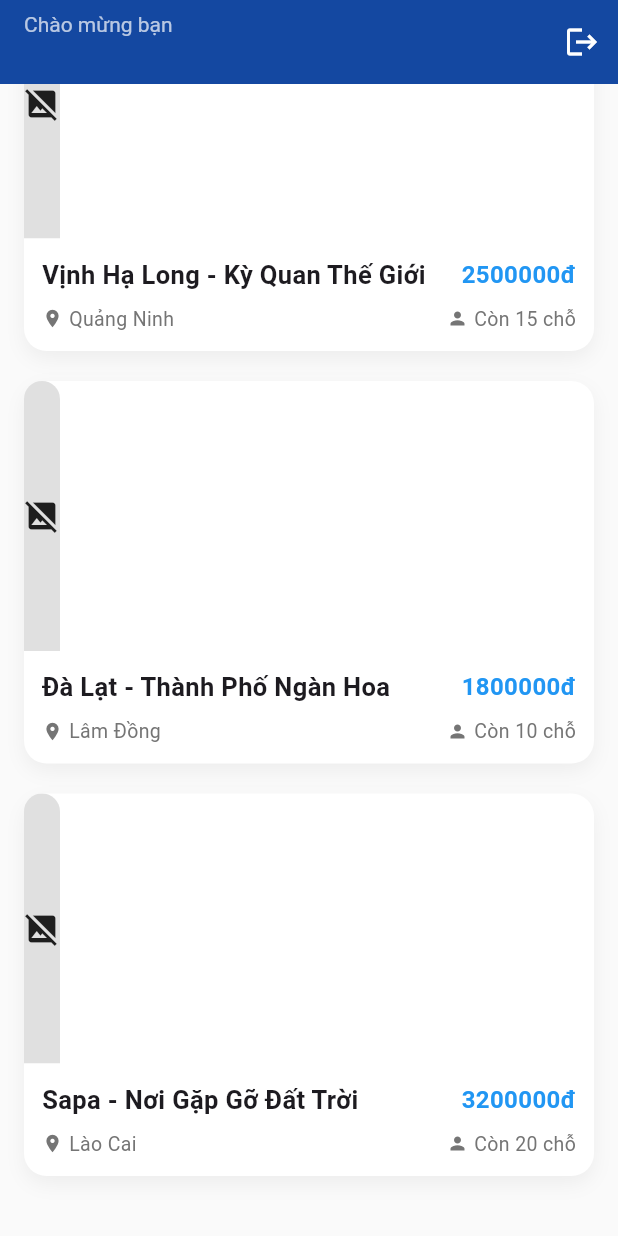
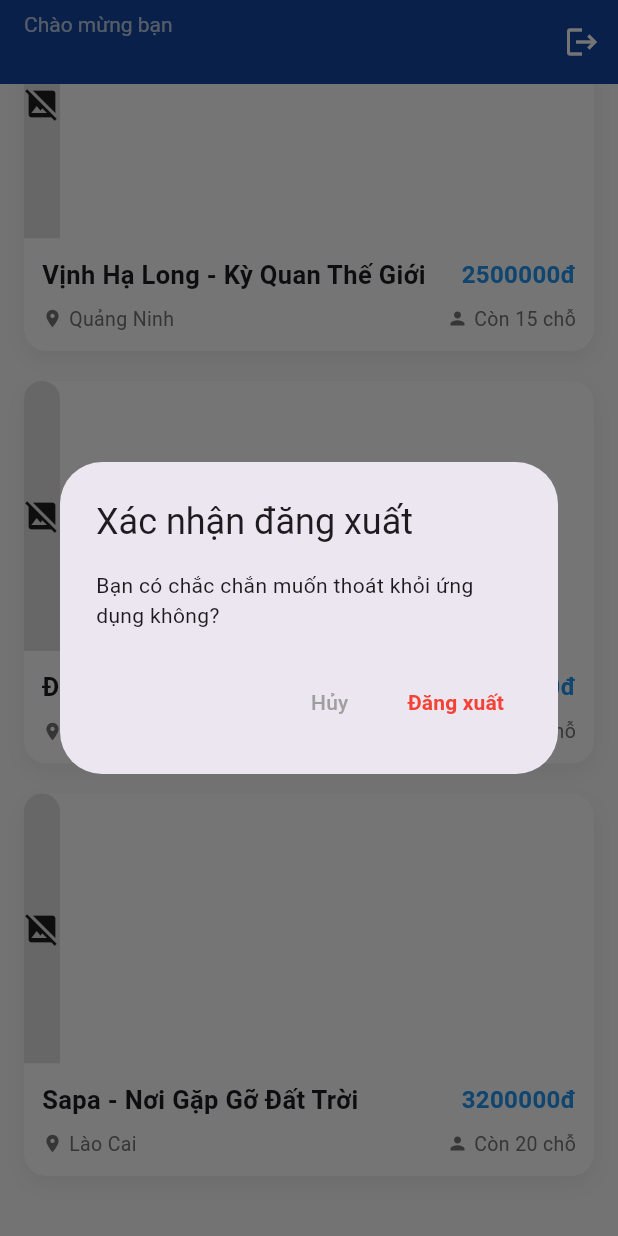
Before and after one commit to hieunguyenvan2855/Flutter-travel-tickets, a Flutter app: the screen it shows once a user with an empty profile is signed in, scrolled down 362 dp, after a tap on the "logout" icon, on a phone screen of 412 x 824 dp. Run offline on Flutter 3.47's test engine with Material 3 defaults, Android fonts, the phone set to English and light mode, and no system bars; our stand-ins replace carousel_slider, cloud_firestore, firebase_auth, firebase_core, image_picker, shared_preferences and 1 more; missing offline and left inert: cloudinary_public; accounts and stored records are empty; network calls fail.

Commit message:
update branch Nguyen and re-edit

```diff
--- a/lib/main.dart
+++ b/lib/main.dart
@@ -11,10 +11,13 @@ import 'firebase_options.dart';
 void main() async {
   WidgetsFlutterBinding.ensureInitialized();
 
-  // MỞ LẠI KẾT NỐI FIREBASE THỰC TẾ
+  try {
     await Firebase.initializeApp(
       options: DefaultFirebaseOptions.currentPlatform,
-  );
+    ).timeout(const Duration(seconds: 10)); // Tăng thời gian chờ khởi tạo
+  } catch (e) {
+    print("Firebase init error: $e");
+  }
 
   runApp(const MyApp());
 }
@@ -28,9 +31,11 @@ class MyApp extends StatelessWidget {
       providers: [
         Provider<AuthService>(create: (_) => AuthService()),
         Provider<DatabaseService>(create: (_) => DatabaseService()),
+        // Lắng nghe sự thay đổi của User từ Firebase
         StreamProvider<User?>(
           create: (context) => context.read<AuthService>().user,
           initialData: null,
+          catchError: (_, __) => null,
         ),
       ],
       child: MaterialApp(
@@ -51,12 +56,17 @@ class AuthWrapper extends StatelessWidget {
 
   @override
   Widget build(BuildContext context) {
-    final user = Provider.of<User?>(context);
-
+    // SỬ DỤNG CONSUMER ĐỂ THEO DÕI SÁT SAO TRẠNG THÁI LOGIN/LOGOUT
+    return Consumer<User?>(
+      builder: (context, user, child) {
         if (user != null) {
+          // Nếu có User -> Vào thẳng Home
           return const HomeScreen();
         } else {
+          // Nếu User là null (vừa Đăng xuất xong) -> Chuyển hướng ngay lập tức về Login
           return const LoginScreen();
         }
+      },
+    );
   }
 }
--- a/lib/views/home/home_screen.dart
+++ b/lib/views/home/home_screen.dart
@@ -19,6 +19,32 @@ class HomeScreen extends StatelessWidget {
     final authService = Provider.of<AuthService>(context);
     final dbService = Provider.of<DatabaseService>(context);
     final user = Provider.of<User?>(context);
+
+    // Hàm hiển thị Dialog xác nhận đăng xuất
+    void _showLogoutDialog(BuildContext context) {
+      showDialog(
+        context: context,
+        builder: (BuildContext context) {
+          return AlertDialog(
+            title: const Text('Xác nhận đăng xuất'),
+            content: const Text('Bạn có chắc chắn muốn thoát khỏi ứng dụng không?'),
+            actions: [
+              TextButton(
+                onPressed: () => Navigator.of(context).pop(), // Đóng dialog
+                child: const Text('Hủy', style: TextStyle(color: Colors.grey)),
+              ),
+              TextButton(
+                onPressed: () async {
+                  Navigator.of(context).pop(); // Đóng dialog
+                  await authService.signOut(); // Thực hiện đăng xuất
+                },
+                child: const Text('Đăng xuất', style: TextStyle(color: Colors.red, fontWeight: FontWeight.bold)),
+              ),
+            ],
+          );
+        },
+      );
+    }
 
     return Scaffold(
       backgroundColor: Colors.grey[50],
@@ -59,7 +85,7 @@ class HomeScreen extends StatelessWidget {
             ),
           IconButton(
             icon: const Icon(Icons.logout, color: Colors.white),
-            onPressed: () => authService.signOut(),
+            onPressed: () => _showLogoutDialog(context), // Gọi Dialog xác nhận
           ),
         ],
       ),
```
Lines whose indentation alone changed are shown as unchanged.
